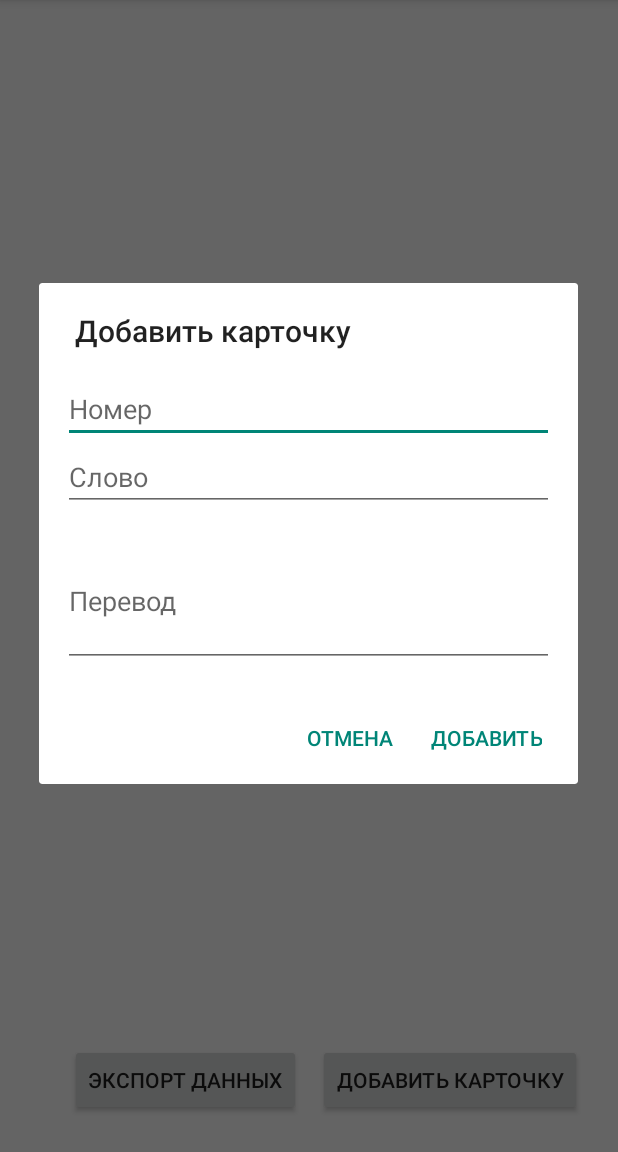
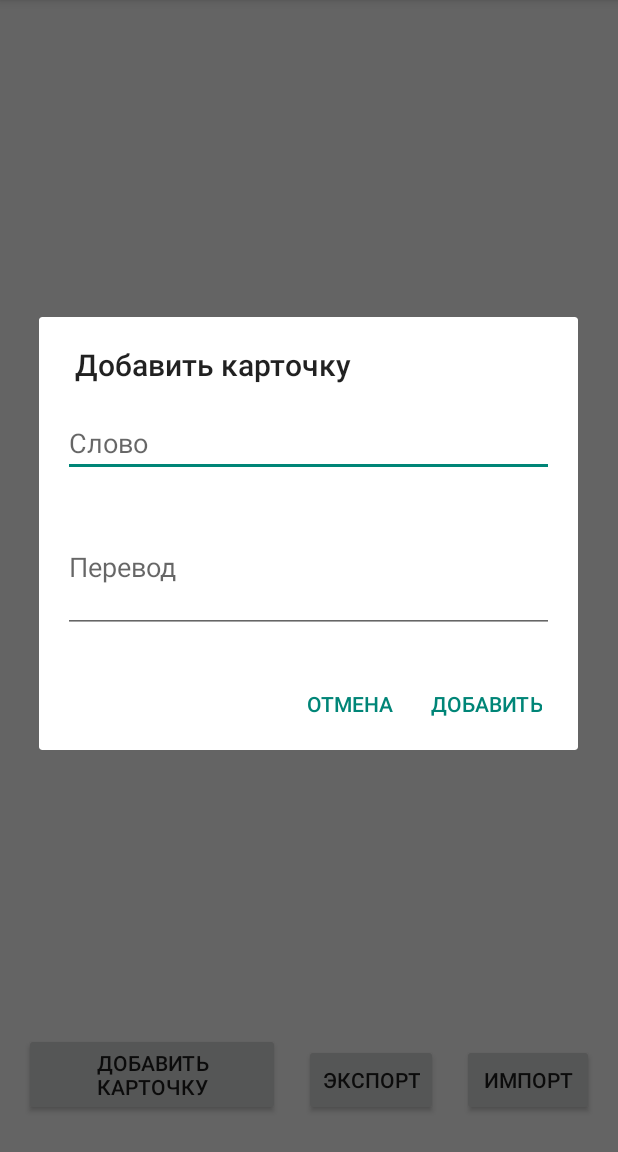
Before and after one commit to Densi88/SmartCards, an Android app built with Jetpack Compose: the CardsActivity screen opened directly, with no data from a screen before it, after a tap on "ДОБАВИТЬ КАРТОЧКУ", on a phone screen of 412 x 824 dp, the part 84-1236 px from its top. Run offline under Robolectric (Android 15) with nearby library versions, the phone set to English and light mode, and no system bars; libraries missing offline, so code that uses them is left out: org.apache.poi.

Commit message:
adding reading from pdf

```diff
--- a/app/src/main/java/com/example/smart_cards/CardsAdapter.kt
+++ b/app/src/main/java/com/example/smart_cards/CardsAdapter.kt
@@ -16,7 +16,6 @@ class CardsAdapter(
     class CardViewHolder(itemView: View) : RecyclerView.ViewHolder(itemView) {
         val word: TextView = itemView.findViewById(R.id.tvWord)
         val translate: TextView = itemView.findViewById(R.id.tvTranslate)
-        val number: TextView = itemView.findViewById(R.id.tvNumber)
     }
 
     override fun onCreateViewHolder(parent: ViewGroup, viewType: Int): CardViewHolder {
@@ -30,7 +29,7 @@ class CardsAdapter(
 
         holder.word.text = card.word
         holder.translate.text = card.translate
-        holder.number.text=card.number.toString()
+
 
         holder.itemView.setOnClickListener {
             onItemClick(card)
--- a/app/src/main/java/com/example/smart_cards/models/Card.kt
+++ b/app/src/main/java/com/example/smart_cards/models/Card.kt
@@ -1,4 +1,4 @@
 package com.example.smart_cards.models
 
-data class Card(val number: Int, val word: String, val translate: String) {
+data class Card(val word: String, val translate: String) {
 }
--- a/app/src/main/res/layout/cards_activity_layout.xml
+++ b/app/src/main/res/layout/cards_activity_layout.xml
@@ -25,28 +25,41 @@
 
     <Button
         android:id="@+id/Button"
-        android:layout_width="wrap_content"
+        android:layout_width="0dp"
         android:layout_height="wrap_content"
-        android:layout_marginStart="75dp"
+        android:layout_marginStart="16dp"
+        android:layout_marginEnd="8dp"
         android:layout_marginBottom="24dp"
         android:text="Добавить"
         app:layout_constraintBottom_toBottomOf="parent"
-        app:layout_constraintEnd_toEndOf="parent"
-        app:layout_constraintHorizontal_bias="0.85"
-        app:layout_constraintStart_toStartOf="parent" />
+        app:layout_constraintEnd_toStartOf="@+id/export_button"
+        app:layout_constraintStart_toStartOf="parent"
+        app:layout_constraintWidth_default="wrap" />
 
     <Button
         android:id="@+id/export_button"
-        android:layout_width="wrap_content"
+        android:layout_width="0dp"
         android:layout_height="wrap_content"
-        android:layout_marginStart="67dp"
-        android:layout_marginTop="8dp"
-        android:layout_marginEnd="32dp"
+        android:layout_marginStart="8dp"
+        android:layout_marginEnd="8dp"
         android:layout_marginBottom="24dp"
-        android:text="Экспорт данных"
+        android:text="Экспорт"
         app:layout_constraintBottom_toBottomOf="parent"
-        app:layout_constraintEnd_toStartOf="@+id/Button"
-        app:layout_constraintStart_toStartOf="parent"
-        app:layout_constraintTop_toBottomOf="@+id/recyclerView" />
+        app:layout_constraintEnd_toStartOf="@+id/import_button"
+        app:layout_constraintStart_toEndOf="@+id/Button"
+        app:layout_constraintWidth_default="wrap" />
+
+    <Button
+        android:id="@+id/import_button"
+        android:layout_width="0dp"
+        android:layout_height="wrap_content"
+        android:layout_marginStart="8dp"
+        android:layout_marginEnd="16dp"
+        android:layout_marginBottom="24dp"
+        android:text="Импорт"
+        app:layout_constraintBottom_toBottomOf="parent"
+        app:layout_constraintEnd_toEndOf="parent"
+        app:layout_constraintStart_toEndOf="@+id/export_button"
+        app:layout_constraintWidth_default="wrap" />
 
 </androidx.constraintlayout.widget.ConstraintLayout>
--- a/app/src/main/res/layout/dialog_edit_card.xml
+++ b/app/src/main/res/layout/dialog_edit_card.xml
@@ -4,12 +4,6 @@
     android:layout_height="wrap_content"
     android:orientation="vertical"
     android:padding="16dp">
-
-    <EditText
-        android:id="@+id/etNumber"
-        android:layout_width="match_parent"
-        android:layout_height="wrap_content"
-        android:hint="Номер" />
 
     <EditText
         android:id="@+id/etTitle"
```
Also changed, not shown: app/build.gradle.kts (+10 -3 lines), app/src/main/java/com/example/smart_cards/CardsActivity.kt (+86 -10 lines), app/src/main/res/layout/item_card.xml (+0 -8 lines), gradle/wrapper/gradle-wrapper.properties.
